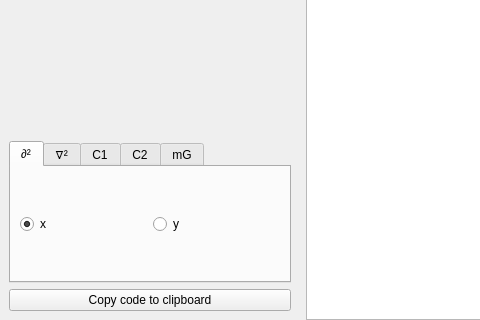
This is src/erlab/interactive/dtool.ui in kmnhan/erlabpy as Qt 5 draws it before an edit; both pictures show x 0 to 480 and y 322 to 642 of the 856 by 642 pixel window. The edited form follows.
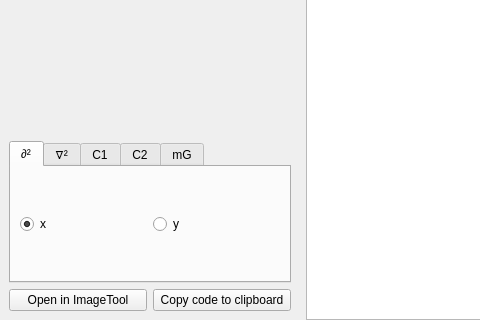
This is the edited form. Custom widgets are drawn as their Qt base class.

Commit message: refactor: add open in imagetool button to dtool

```diff
--- a/src/erlab/interactive/dtool.ui
+++ b/src/erlab/interactive/dtool.ui
@@ -559,11 +559,22 @@
         </widget>
        </item>
        <item>
+        <layout class="QHBoxLayout" name="horizontalLayout_6">
+         <item>
+          <widget class="QPushButton" name="open_btn">
+           <property name="text">
+            <string>Open in ImageTool</string>
+           </property>
+          </widget>
+         </item>
+         <item>
         <widget class="QPushButton" name="copy_btn">
          <property name="text">
           <string>Copy code to clipboard</string>
          </property>
         </widget>
+         </item>
+        </layout>
        </item>
       </layout>
      </widget>
```
Lines whose indentation alone changed are shown as unchanged. The commit also changes 3 other files.
